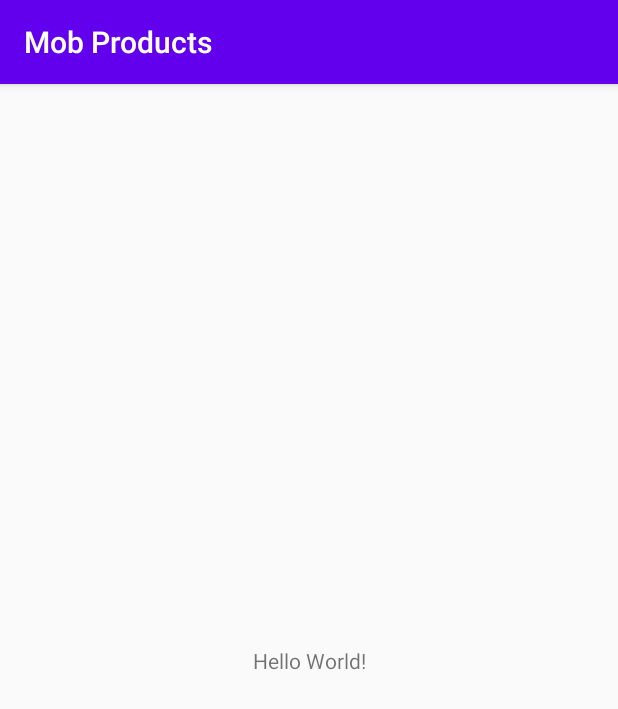
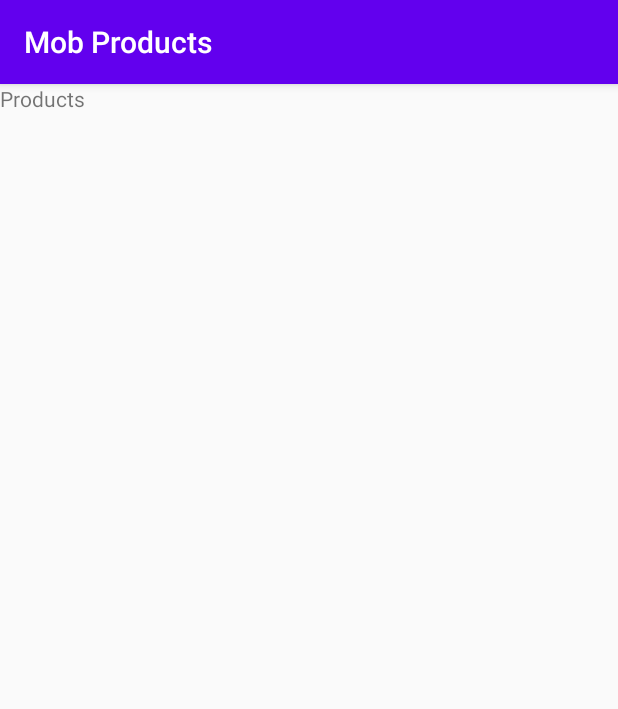
Before and after one commit to claudiocaj/MobiquityChallenge, an Android app: the screen it shows after launch (MainActivity), on a phone screen of 412 x 824 dp. Shown: the top 709 px of the screen. Run offline under Robolectric (Android 15) with nearby library versions, the phone set to English and light mode, and no system bars; our stand-ins replace Dagger/Hilt's generated code, RxJava; libraries missing offline, so code that uses them is left out: hu.akarnokd.rxjava3; 1 statement that could not run was skipped.

Commit message:
add fragments and navigation paths

```diff
--- /dev/null
+++ b/app/src/main/java/com/mobiquity/mobproducts/presentation/ui/ProductsFragment.kt
@@ -0,0 +1,34 @@
+package com.mobiquity.mobproducts.presentation.ui
+
+import android.os.Bundle
+import androidx.fragment.app.Fragment
+import android.view.LayoutInflater
+import android.view.View
+import android.view.ViewGroup
+import androidx.navigation.fragment.findNavController
+import com.mobiquity.mobproducts.R
+
+// TODO: Rename parameter arguments, choose names that match
+// the fragment initialization parameters, e.g. ARG_ITEM_NUMBER
+private const val ARG_PARAM1 = "param1"
+private const val ARG_PARAM2 = "param2"
+
+/**
+ * A simple [Fragment] subclass.
+ * Use the [ProductsFragment.newInstance] factory method to
+ * create an instance of this fragment.
+ */
+class ProductsFragment : Fragment() {
+
+    override fun onCreate(savedInstanceState: Bundle?) {
+        super.onCreate(savedInstanceState)
+    }
+
+    override fun onCreateView(
+        inflater: LayoutInflater, container: ViewGroup?,
+        savedInstanceState: Bundle?
+    ): View? {
+        // Inflate the layout for this fragment
+        return inflater.inflate(R.layout.fragment_products, container, false)
+    }
+}
--- a/app/src/main/res/layout/activity_main.xml
+++ b/app/src/main/res/layout/activity_main.xml
@@ -6,13 +6,17 @@
     android:layout_height="match_parent"
     tools:context=".presentation.ui.MainActivity">
 
-    <TextView
-        android:layout_width="wrap_content"
-        android:layout_height="wrap_content"
-        android:text="Hello World!"
+    <androidx.fragment.app.FragmentContainerView
+        android:id="@+id/nav_host_fragment"
+        android:name="androidx.navigation.fragment.NavHostFragment"
+        android:layout_width="0dp"
+        android:layout_height="0dp"
+        app:defaultNavHost="true"
         app:layout_constraintBottom_toBottomOf="parent"
-        app:layout_constraintLeft_toLeftOf="parent"
-        app:layout_constraintRight_toRightOf="parent"
-        app:layout_constraintTop_toTopOf="parent" />
+        app:layout_constraintEnd_toEndOf="parent"
+        app:layout_constraintStart_toStartOf="parent"
+
+        app:layout_constraintTop_toTopOf="parent"
+        app:navGraph="@navigation/nav_graph" />
 
 </androidx.constraintlayout.widget.ConstraintLayout>
--- /dev/null
+++ b/app/src/main/res/layout/fragment_products.xml
@@ -0,0 +1,14 @@
+<?xml version="1.0" encoding="utf-8"?>
+<FrameLayout xmlns:android="http://schemas.android.com/apk/res/android"
+    xmlns:tools="http://schemas.android.com/tools"
+    android:layout_width="match_parent"
+    android:layout_height="match_parent"
+    tools:context=".presentation.ui.ProductsFragment">
+
+    <!-- TODO: Update blank fragment layout -->
+    <TextView
+        android:layout_width="match_parent"
+        android:layout_height="match_parent"
+        android:text="Products" />
+
+</FrameLayout>
--- /dev/null
+++ b/app/src/main/res/navigation/nav_graph.xml
@@ -0,0 +1,22 @@
+<?xml version="1.0" encoding="utf-8"?>
+<navigation xmlns:android="http://schemas.android.com/apk/res/android"
+    xmlns:app="http://schemas.android.com/apk/res-auto"
+    xmlns:tools="http://schemas.android.com/tools"
+    android:id="@+id/nav_graph"
+    app:startDestination="@id/productsFragment">
+
+    <fragment
+        android:id="@+id/productsFragment"
+        android:name="com.mobiquity.mobproducts.presentation.ui.ProductsFragment"
+        android:label="fragment_products"
+        tools:layout="@layout/fragment_products" >
+        <action
+            android:id="@+id/action_productsFragment_to_detailFragment"
+            app:destination="@id/detailFragment" />
+    </fragment>
+    <fragment
+        android:id="@+id/detailFragment"
+        android:name="com.mobiquity.mobproducts.presentation.ui.DetailFragment"
+        android:label="fragment_detail"
+        tools:layout="@layout/fragment_detail"/>
+</navigation>
--- a/app/src/main/res/values/strings.xml
+++ b/app/src/main/res/values/strings.xml
@@ -1,3 +1,5 @@
 <resources>
     <string name="app_name">Mob Products</string>
+    <!-- TODO: Remove or change this placeholder text -->
+    <string name="hello_blank_fragment">Hello blank fragment</string>
 </resources>
--- a/build.gradle
+++ b/build.gradle
@@ -1,13 +1,17 @@
 // Top-level build file where you can add configuration options common to all sub-projects/modules.
 buildscript {
     ext.kotlin_version = "1.3.72"
+    ext.nav_version = "2.3.0"
+
     repositories {
         google()
         jcenter()
     }
+
     dependencies {
         classpath "com.android.tools.build:gradle:4.0.0"
         classpath "org.jetbrains.kotlin:kotlin-gradle-plugin:$kotlin_version"
+        classpath "androidx.navigation:navigation-safe-args-gradle-plugin:$nav_version"
 
         // NOTE: Do not place your application dependencies here; they belong
         // in the individual module build.gradle files
```
Also changed, not shown: app/build.gradle (+8 -0 lines), app/src/main/java/com/mobiquity/mobproducts/presentation/ui/DetailFragment.kt (added, +33 -0 lines), app/src/main/res/layout/fragment_detail.xml (added, +14 -0 lines).
